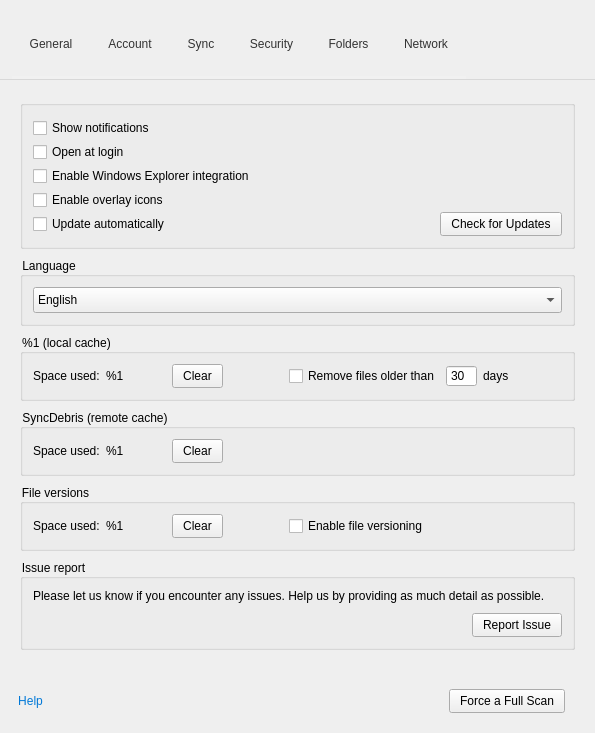
This is src/MEGASync/gui/win/SettingsDialog.ui in meganz/MEGAsync as Qt 5 draws it before an edit. The edited form follows.
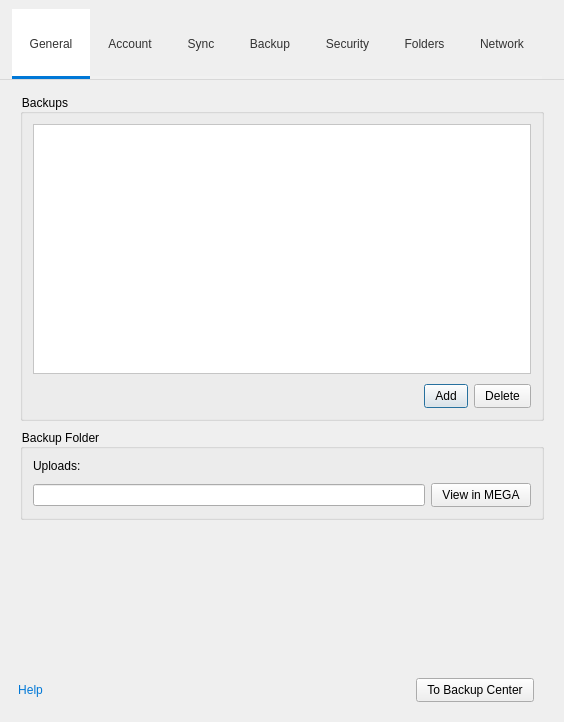
This is the edited form. The open tabs and pages were chosen to show the change. Icons and pictures are not drawn. Custom widgets are drawn as their Qt base class.

Commit message: SNC-1780. Backup Settings tab and pane

Patch:
```diff
--- a/src/MEGASync/gui/win/SettingsDialog.ui
+++ b/src/MEGASync/gui/win/SettingsDialog.ui
@@ -9,8 +9,8 @@
    <rect>
     <x>0</x>
     <y>0</y>
-    <width>595</width>
-    <height>733</height>
+    <width>564</width>
+    <height>722</height>
    </rect>
   </property>
   <property name="windowTitle">
@@ -257,6 +257,9 @@
         <property name="checkable">
          <bool>true</bool>
         </property>
+        <property name="checked">
+         <bool>true</bool>
+        </property>
         <property name="autoExclusive">
          <bool>true</bool>
         </property>
@@ -357,6 +360,50 @@
         </property>
        </widget>
       </item>
+      <item>
+       <widget class="QToolButton" name="bBackup">
+        <property name="minimumSize">
+         <size>
+          <width>0</width>
+          <height>70</height>
+         </size>
+        </property>
+        <property name="maximumSize">
+         <size>
+          <width>16777215</width>
+          <height>70</height>
+         </size>
+        </property>
+        <property name="font">
+         <font/>
+        </property>
+        <property name="focusPolicy">
+         <enum>Qt::StrongFocus</enum>
+        </property>
+        <property name="text">
+         <string>Backup</string>
+        </property>
+        <property name="icon">
+         <iconset resource="../Resources_win.qrc">
+          <normaloff>:/images/settings-backup.png</normaloff>:/images/settings-backup.png</iconset>
+        </property>
+        <property name="iconSize">
+         <size>
+          <width>25</width>
+          <height>25</height>
+         </size>
+        </property>
+        <property name="checkable">
+         <bool>true</bool>
+        </property>
+        <property name="autoExclusive">
+         <bool>true</bool>
+        </property>
+        <property name="toolButtonStyle">
+         <enum>Qt::ToolButtonTextUnderIcon</enum>
+        </property>
+       </widget>
+      </item>
       <item>
        <widget class="QToolButton" name="bSecurity">
         <property name="minimumSize">
@@ -1939,6 +1986,227 @@
        </item>
       </layout>
      </widget>
+     <widget class="QWidget" name="pBackup">
+      <layout class="QVBoxLayout" name="verticalLayout_4">
+       <property name="spacing">
+        <number>8</number>
+       </property>
+       <property name="leftMargin">
+        <number>20</number>
+       </property>
+       <property name="topMargin">
+        <number>14</number>
+       </property>
+       <property name="rightMargin">
+        <number>20</number>
+       </property>
+       <property name="bottomMargin">
+        <number>0</number>
+       </property>
+       <item>
+        <widget class="QGroupBox" name="groupBox_2">
+         <property name="title">
+          <string>Backups</string>
+         </property>
+         <layout class="QVBoxLayout" name="verticalLayout_11">
+          <property name="spacing">
+           <number>10</number>
+          </property>
+          <property name="leftMargin">
+           <number>10</number>
+          </property>
+          <property name="topMargin">
+           <number>10</number>
+          </property>
+          <property name="rightMargin">
+           <number>10</number>
+          </property>
+          <property name="bottomMargin">
+           <number>10</number>
+          </property>
+          <item>
+           <widget class="BackupTableWidget" name="backupTableWidget">
+            <property name="minimumSize">
+             <size>
+              <width>0</width>
+              <height>250</height>
+             </size>
+            </property>
+            <property name="styleSheet">
+             <string notr="true">QTableView
+{
+background: white;
+outline: 0;
+}
+
+QHeaderView::section:horizontal
+{
+color: #4A607A;
+background: white;
+border:none;
+padding-left: 12px;
+}
+
+QTableView::item
+{
+border: none;
+padding-left: 10px;
+}
+
+QTableView::item:selected
+{
+background-color: rgba(0,120,215,0.8);
+}
+
+QMenu
+{
+border: 1px solid #B8B8B8;
+border-radius: 8px;
+background: #ffffff;
+padding-top: 8px;
+padding-bottom: 8px;
+}
+
+QMenu::separator
+{
+height: 1px;
+margin: 0px 8px 0px 8px;
+background-color: rgba(0, 0, 0, 0.1);
+}
+
+QMenu::item
+{
+background-color: transparent;
+border-radius: 8px;
+}</string>
+            </property>
+            <property name="alternatingRowColors">
+             <bool>true</bool>
+            </property>
+            <property name="selectionMode">
+             <enum>QAbstractItemView::SingleSelection</enum>
+            </property>
+            <property name="selectionBehavior">
+             <enum>QAbstractItemView::SelectRows</enum>
+            </property>
+            <property name="textElideMode">
+             <enum>Qt::ElideMiddle</enum>
+            </property>
+            <property name="showGrid">
+             <bool>false</bool>
+            </property>
+            <property name="sortingEnabled">
+             <bool>true</bool>
+            </property>
+            <property name="cornerButtonEnabled">
+             <bool>false</bool>
+            </property>
+            <attribute name="horizontalHeaderHighlightSections">
+             <bool>false</bool>
+            </attribute>
+            <attribute name="verticalHeaderVisible">
+             <bool>false</bool>
+            </attribute>
+           </widget>
+          </item>
+          <item>
+           <layout class="QHBoxLayout" name="horizontalLayout_3">
+            <item>
+             <spacer name="horizontalSpacer_11">
+              <property name="orientation">
+               <enum>Qt::Horizontal</enum>
+              </property>
+              <property name="sizeHint" stdset="0">
+               <size>
+                <width>40</width>
+                <height>20</height>
+               </size>
+              </property>
+             </spacer>
+            </item>
+            <item>
+             <widget class="QPushButton" name="bAddBackup">
+              <property name="text">
+               <string>Add</string>
+              </property>
+             </widget>
+            </item>
+            <item>
+             <widget class="QPushButton" name="bDeleteBackup">
+              <property name="text">
+               <string>Delete</string>
+              </property>
+             </widget>
+            </item>
+           </layout>
+          </item>
+         </layout>
+        </widget>
+       </item>
+       <item>
+        <widget class="QGroupBox" name="groupBox_3">
+         <property name="title">
+          <string>Backup Folder</string>
+         </property>
+         <layout class="QVBoxLayout" name="verticalLayout_14">
+          <property name="spacing">
+           <number>10</number>
+          </property>
+          <property name="leftMargin">
+           <number>10</number>
+          </property>
+          <property name="topMargin">
+           <number>10</number>
+          </property>
+          <property name="rightMargin">
+           <number>10</number>
+          </property>
+          <property name="bottomMargin">
+           <number>10</number>
+          </property>
+          <item>
+           <widget class="QLabel" name="label">
+            <property name="text">
+             <string>Uploads:</string>
+            </property>
+           </widget>
+          </item>
+          <item>
+           <layout class="QHBoxLayout" name="horizontalLayout_4">
+            <item>
+             <widget class="QLineEdit" name="lBackupFolder">
+              <property name="readOnly">
+               <bool>true</bool>
+              </property>
+             </widget>
+            </item>
+            <item>
+             <widget class="QPushButton" name="bOpenBackupFolder">
+              <property name="text">
+               <string>View in MEGA</string>
+              </property>
+             </widget>
+            </item>
+           </layout>
+          </item>
+         </layout>
+        </widget>
+       </item>
+       <item>
+        <spacer name="verticalSpacer_6">
+         <property name="orientation">
+          <enum>Qt::Vertical</enum>
+         </property>
+         <property name="sizeHint" stdset="0">
+          <size>
+           <width>20</width>
+           <height>214</height>
+          </size>
+         </property>
+        </spacer>
+       </item>
+      </layout>
+     </widget>
      <widget class="QWidget" name="pSecurity">
       <layout class="QVBoxLayout" name="verticalLayout_20">
        <property name="spacing">
@@ -2902,7 +3170,7 @@
       <property name="bottomMargin">
        <number>20</number>
       </property>
-      <item>
+      <item alignment="Qt::AlignLeft">
        <widget class="QPushButton" name="bHelpIco">
         <property name="styleSheet">
          <string notr="true">QPushButton {
@@ -2930,20 +3198,7 @@
         </property>
        </widget>
       </item>
-      <item>
-       <spacer name="horizontalSpacer">
-        <property name="orientation">
-         <enum>Qt::Horizontal</enum>
-        </property>
-        <property name="sizeHint" stdset="0">
-         <size>
-          <width>400</width>
-          <height>20</height>
-         </size>
-        </property>
-       </spacer>
-      </item>
-      <item>
+      <item alignment="Qt::AlignRight">
        <widget class="QStackedWidget" name="wStackFooter">
         <property name="currentIndex">
          <number>0</number>
@@ -3022,6 +3277,29 @@
           </property>
          </layout>
         </widget>
+        <widget class="QWidget" name="wBackupFooter">
+         <layout class="QHBoxLayout" name="horizontalLayout">
+          <property name="leftMargin">
+           <number>0</number>
+          </property>
+          <property name="topMargin">
+           <number>0</number>
+          </property>
+          <property name="rightMargin">
+           <number>0</number>
+          </property>
+          <property name="bottomMargin">
+           <number>0</number>
+          </property>
+          <item>
+           <widget class="QPushButton" name="bBackupCenter">
+            <property name="text">
+             <string>To Backup Center</string>
+            </property>
+           </widget>
+          </item>
+         </layout>
+        </widget>
         <widget class="QWidget" name="wSecurityFooter">
          <layout class="QVBoxLayout" name="verticalLayout_211">
           <property name="spacing">
@@ -3102,6 +3380,11 @@
    <header>AvatarWidget.h</header>
    <container>1</container>
   </customwidget>
+  <customwidget>
+   <class>BackupTableWidget</class>
+   <extends>QTableView</extends>
+   <header location="global">BackupTableWidget.h</header>
+  </customwidget>
  </customwidgets>
  <resources>
   <include location="../Resources_win.qrc"/>
```
The commit also changes 50 other files.
